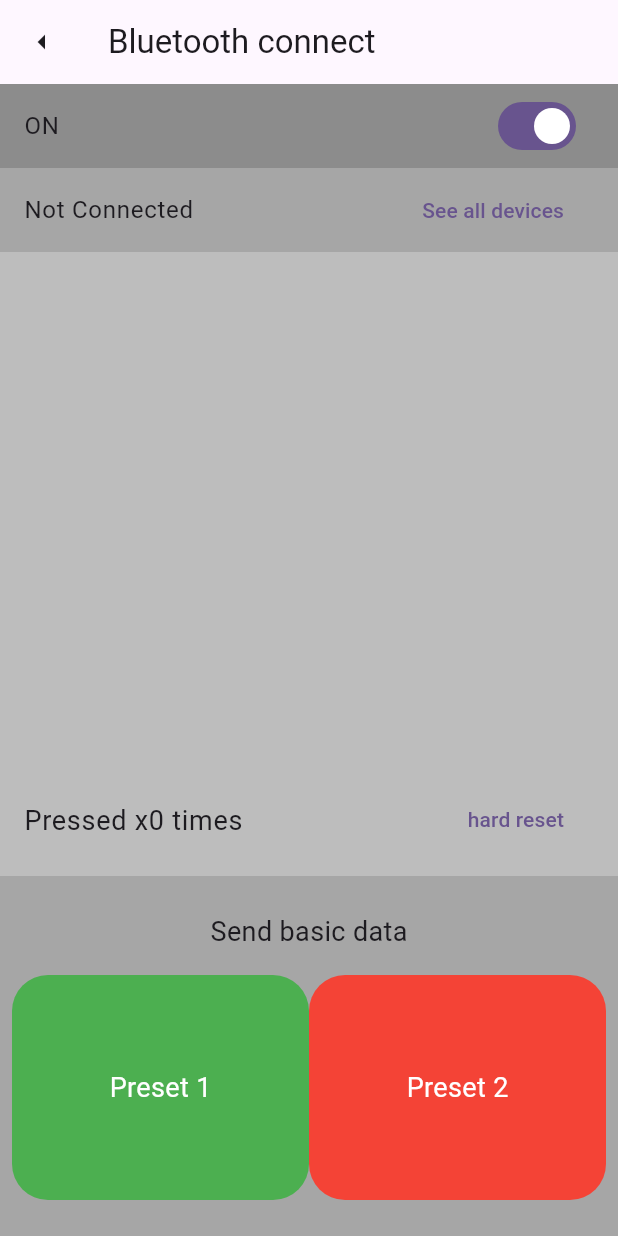
After one commit to ensamblaTec/gymAppMecatronic, a Flutter app: the screen it shows after launch, after a tap on the "bluetooth" icon, on a phone screen of 412 x 824 dp. The commit adds this screen. Run offline on Flutter 3.47's test engine with Material 3 defaults, Android fonts, the phone set to English and light mode, and no system bars; our stand-ins replace flutter_bluetooth_serial, permission_handler.

Commit message:
las changes

```diff
--- a/lib/main.dart
+++ b/lib/main.dart
@@ -1,4 +1,5 @@
 import 'package:flutter/material.dart';
+import 'package:gym_app/pages/bluetooth/bluetooth_page.dart';
 import 'package:gym_app/pages/home_page.dart';
 
 void main() {
--- /dev/null
+++ b/lib/pages/bluetooth/bluetooth_page.dart
@@ -0,0 +1,230 @@
+import 'dart:convert';
+import 'package:flutter/material.dart';
+import 'package:flutter_bluetooth_serial/flutter_bluetooth_serial.dart';
+import 'package:gym_app/widgets/action_button.dart';
+import 'package:permission_handler/permission_handler.dart';
+
+class BluetoothPage extends StatefulWidget {
+  const BluetoothPage({super.key});
+
+  @override
+  State<BluetoothPage> createState() => _BluetoothPageState();
+}
+
+class _BluetoothPageState extends State<BluetoothPage> {
+  final _bluetooth = FlutterBluetoothSerial.instance;
+  bool _bluetoothState = false;
+  bool _isConnecting = false;
+  BluetoothConnection? _connection;
+  List<BluetoothDevice> _devices = [];
+  BluetoothDevice? _deviceConnected;
+  int times = 0;
+
+  void _getDevices() async {
+    var res = await _bluetooth.getBondedDevices();
+    setState(() => _devices = res);
+  }
+
+  void _receiveData() {
+    _connection?.input?.listen((event) {
+      if (String.fromCharCodes(event) == "p") {
+        setState(() => times = times + 1);
+      }
+    });
+  }
+
+  void _sendData(String data) {
+    if (_connection?.isConnected ?? false) {
+      _connection?.output.add(ascii.encode(data));
+    }
+  }
+
+  void _requestPermission() async {
+    await Permission.location.request();
+    await Permission.bluetooth.request();
+    await Permission.bluetoothScan.request();
+    await Permission.bluetoothConnect.request();
+  }
+
+  @override
+  void initState() {
+    super.initState();
+
+    _requestPermission();
+
+    // Get current state
+    // FlutterBluetoothSerial.instance.state.then((state) {
+    //   setState(() {
+    //     _bluetoothState = state.isEnabled;
+    //   });
+    // });
+
+    _bluetooth.state.then((state) {
+      setState(() => _bluetoothState = state.isEnabled);
+    });
+
+    _bluetooth.onStateChanged().listen((state) {
+      switch (state) {
+        case BluetoothState.STATE_OFF:
+          setState(() => _bluetoothState = false);
+          break;
+        case BluetoothState.STATE_ON:
+          setState(() => _bluetoothState = true);
+      }
+    });
+  }
+
+  @override
+  Widget build(BuildContext context) {
+    return Scaffold(
+      appBar: AppBar(
+        title: const Text("Bluetooth connect"),
+        leading: IconButton(
+          icon: const Icon(Icons.arrow_left_outlined),
+          onPressed: () => Navigator.pop(context),
+        ),
+      ),
+      body: Column(
+        children: [
+          _controlBT(),
+          _infoDevide(),
+          Expanded(
+            child: _listDevices(),
+          ),
+          _inputSerial(),
+          _buttons(),
+        ],
+      ),
+    );
+  }
+
+  Widget _controlBT() {
+    return SwitchListTile(
+      value: _bluetoothState,
+      onChanged: (bool value) async {
+        if (value) {
+          await _bluetooth.requestEnable();
+        } else {
+          await _bluetooth.requestDisable();
+        }
+      },
+      tileColor: Colors.black26,
+      title: Text(_bluetoothState ? "ON" : "OFF"),
+    );
+  }
+
+  Widget _infoDevide() {
+    return ListTile(
+      tileColor: Colors.black12,
+      title: Text(_deviceConnected != null &&
+              _deviceConnected!.name != null &&
+              _deviceConnected!.name!.isNotEmpty
+          ? "Connected to device ${_deviceConnected!.name}"
+          : "Not Connected"),
+      trailing: _connection?.isConnected ?? false
+          ? TextButton(
+              onPressed: () async {
+                await _connection?.finish();
+                setState(() => _deviceConnected = null);
+              },
+              child: const Text("Finish connection"),
+            )
+          : TextButton(
+              onPressed: _getDevices,
+              child: const Text("See all devices"),
+            ),
+    );
+  }
+
+  Widget _listDevices() {
+    return _isConnecting
+        ? const Center(child: CircularProgressIndicator())
+        : SingleChildScrollView(
+            child: Container(
+                color: Colors.grey.shade100,
+                child: Column(
+                  children: [
+                    ...[
+                      for (final device in _devices)
+                        ListTile(
+                          title: Text(device.name ?? device.address),
+                          trailing: TextButton(
+                            child: const Text('Connect'),
+                            onPressed: () async {
+                              setState(() => _isConnecting = true);
+                              print("DEVICEEEE: ${device.address}");
+                              _connection = await BluetoothConnection.toAddress(
+                                  device.address);
+                              _deviceConnected = device;
+                              _devices = [];
+                              _isConnecting = false;
+
+                              _receiveData();
+
+                              setState(() {});
+                            },
+                          ),
+                        )
+                    ]
+                  ],
+                )));
+  }
+
+  Widget _inputSerial() {
+    return ListTile(
+      trailing: TextButton(
+        child: const Text('hard reset'),
+        onPressed: () => setState(() => times = 0),
+      ),
+      title: Padding(
+        padding: const EdgeInsets.symmetric(
+          vertical: 16.0,
+        ),
+        child: Text(
+          "Pressed x$times times",
+          style: const TextStyle(fontSize: 18.0),
+        ),
+      ),
+    );
+  }
+
+  Widget _buttons() {
+    return Container(
+        padding: const EdgeInsets.symmetric(vertical: 24.0, horizontal: 8.0),
+        color: Colors.black12,
+        child: Column(
+          children: [
+            const Text(
+              'Send basic data',
+              style: TextStyle(
+                fontSize: 18.0,
+              ),
+            ),
+            const SizedBox(
+              height: 16.0,
+            ),
+            Row(
+              children: [
+                Expanded(
+                  child: ActionButton(
+                    text: "Preset 1",
+                    color: Colors.green,
+                    onTap: () => _sendData("1"),
+                  ),
+                ),
+                const SizedBox(
+                  height: 16.0,
+                ),
+                Expanded(
+                  child: ActionButton(
+                    text: "Preset 2",
+                    color: Colors.red,
+                    onTap: () => _sendData("2"),
+                  ),
+                ),
+              ],
+            ),
+          ],
+        ));
+  }
+}
--- a/lib/pages/detail_machine_page.dart
+++ b/lib/pages/detail_machine_page.dart
@@ -1,6 +1,6 @@
 import 'package:flutter/material.dart';
 import 'package:gym_app/models/treadmill.dart';
-import 'package:gym_app/widgets/custom_buttom.dart';
+import 'package:gym_app/widgets/custom_button.dart';
 import 'package:gym_app/widgets/transition.dart';
 
 class DetailMachinePage extends StatefulWidget {
--- a/lib/pages/home_page.dart
+++ b/lib/pages/home_page.dart
@@ -44,11 +44,18 @@ class _HomePageState extends State<HomePage> {
     return color;
   }
 
-
+  void _requestPermission() async {
+    await Permission.location.request();
+    await Permission.bluetooth.request();
+    await Permission.bluetoothScan.request();
+    await Permission.bluetoothConnect.request();
+  }
 
   @override
   void initState() {
     _pageController.addListener(_listener);
+
+    _requestPermission();
 
     super.initState();
   }
@@ -62,12 +69,13 @@ class _HomePageState extends State<HomePage> {
   @override
   Widget build(BuildContext context) {
     return Scaffold(
+      extendBody: false,
+      extendBodyBehindAppBar: false,
+      appBar: const CustomAppBar(),
       body: Column(
         children: [
-          const CustomAppBar(),
-          SizedBox(
-            height: 50.0,
-            child: Padding(
+          // const CustomAppBar(),
+          Padding(
             padding: const EdgeInsets.only(left: 16.0),
             child: Row(
               children: List.generate(
@@ -80,7 +88,6 @@ class _HomePageState extends State<HomePage> {
                       fontWeight: FontWeight.w800,
                       fontSize: 20.0,
                       color: index == indexPage ? getColor() : Colors.white,
-                      ),
                     ),
                   ),
                 ),
--- /dev/null
+++ b/lib/widgets/action_button.dart
@@ -0,0 +1,35 @@
+import 'package:flutter/material.dart';
+
+class ActionButton extends StatelessWidget {
+  const ActionButton({
+    super.key,
+    required this.color,
+    required this.text,
+    this.onTap,
+  });
+
+  final Color color;
+  final String text;
+  final VoidCallback? onTap;
+
+  @override
+  Widget build(BuildContext context) {
+    return Material(
+      color: color,
+      borderRadius: BorderRadius.circular(24.0),
+      clipBehavior: Clip.antiAlias,
+      child: InkWell(
+        onTap: onTap,
+        child: SizedBox(
+          height: 150.0,
+          child: Center(
+            child: Text(
+              text,
+              style: const TextStyle(fontSize: 18.0, color: Colors.white),
+            ),
+          ),
+        ),
+      ),
+    );
+  }
+}
--- a/lib/widgets/custom_app_bar.dart
+++ b/lib/widgets/custom_app_bar.dart
@@ -1,12 +1,12 @@
 import 'package:flutter/material.dart';
+import 'package:gym_app/pages/bluetooth/bluetooth_page.dart';
 
-class CustomAppBar extends StatelessWidget {
+class CustomAppBar extends StatelessWidget implements PreferredSizeWidget{
   const CustomAppBar({super.key});
 
   @override
   Widget build(BuildContext context) {
-    return SizedBox(
-      height: kToolbarHeight + 80,
+    return SafeArea(
       child: Padding(
         padding: const EdgeInsets.symmetric(horizontal: 16.0),
         child: Row(
@@ -25,9 +25,9 @@ class CustomAppBar extends StatelessWidget {
                   ),
                 ),
                 IconButton(
-                  onPressed: () {},
+                  onPressed: () => Navigator.of(context).push(PageRouteBuilder(pageBuilder: (context, animation, secondaryAnimation) => const BluetoothPage(),)),
                   icon: const Icon(
-                    Icons.shopping_bag_outlined,
+                    Icons.bluetooth_rounded,
                   ),
                 ),
               ],
@@ -37,4 +37,7 @@ class CustomAppBar extends StatelessWidget {
       ),
     );
   }
+
+  @override
+  Size get preferredSize => const Size(double.maxFinite, kToolbarHeight + 80);
 }
--- a/pubspec.yaml
+++ b/pubspec.yaml
@@ -30,6 +30,8 @@ environment:
 dependencies:
   flutter_bluetooth_serial: ^0.4.0
   permission_handler: ^11.3.0
+  # fluttertoast: any
+
   flutter:
     sdk: flutter
 
```
Also changed, not shown: lib/widgets/custom_button.dart (renamed from lib/widgets/custom_buttom.dart), 8 other files. Lines whose indentation alone changed are shown as unchanged.
